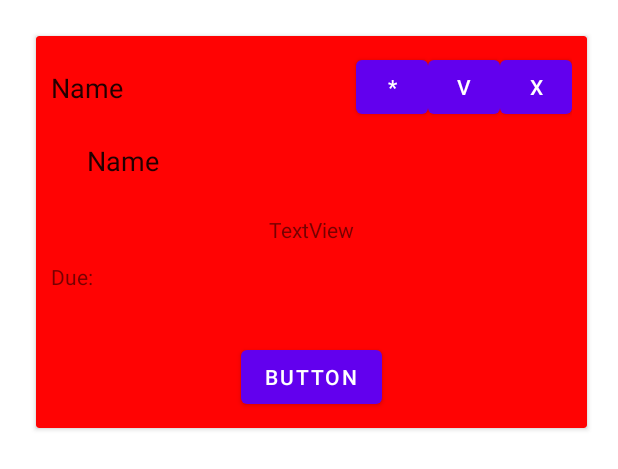
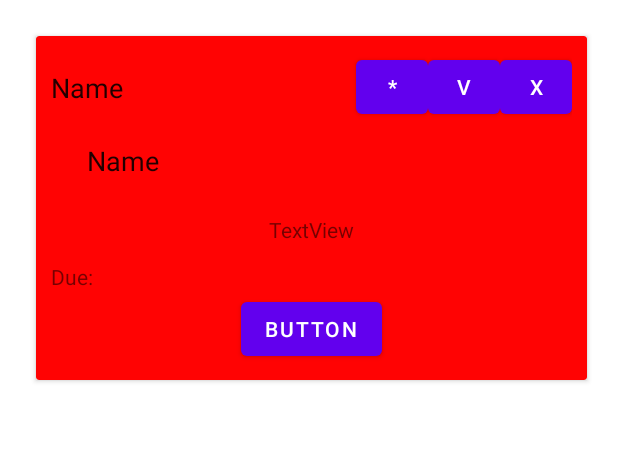
Before and after one commit to patrykdziurkowski/ToDoAndroid, an Android app: the layout frame_task.xml on its own in the app's theme, with its tools: preview values and no code run, on a phone screen of 412 x 824 dp. Shown: the top 469 px of the screen. Run offline under Robolectric (Android 15) with nearby library versions, the phone set to English and light mode, and no system bars.

Commit message:
Added the option to collapse attachment section

```diff
--- a/src/app/src/main/java/com/example/todoandroid/ui/tasks/TasksAdapter.java
+++ b/src/app/src/main/java/com/example/todoandroid/ui/tasks/TasksAdapter.java
@@ -192,6 +192,16 @@ public class TasksAdapter extends RecyclerView.Adapter<TasksAdapter.TaskHolder>
                 if (descriptionClickListener == null) return;
                 descriptionClickListener.onClick(view, getAdapterPosition());
             });
+
+            binding.taskCollapseAttachments.setOnClickListener((view) -> {
+                int visibility = binding.taskAttachmentsContainer.getVisibility();
+
+                if (visibility == View.GONE) {
+                    binding.taskAttachmentsContainer.setVisibility(View.VISIBLE);
+                } else {
+                    binding.taskAttachmentsContainer.setVisibility(View.GONE);
+                }
+            });
         }
 
         public void setCompleted(boolean completed) {
--- a/src/app/src/main/java/com/example/todoandroid/ui/tasks/TasksFragment.java
+++ b/src/app/src/main/java/com/example/todoandroid/ui/tasks/TasksFragment.java
@@ -28,7 +28,6 @@ import com.example.todoandroid.databinding.FragmentTasksBinding;
 import com.example.todoandroid.viewmodel.TasksViewModel;
 
 import java.util.Calendar;
-import java.util.Optional;
 
 import dagger.hilt.android.AndroidEntryPoint;
 
@@ -36,7 +35,6 @@ import dagger.hilt.android.AndroidEntryPoint;
 public class TasksFragment extends Fragment {
     private FragmentTasksBinding binding;
     private TasksViewModel viewModel;
-    private final BaseActivityResult<Intent, ActivityResult> activityLauncher = BaseActivityResult.registerActivityForResult(this);
 
     public View onCreateView(@NonNull LayoutInflater inflater,
                              ViewGroup container, Bundle savedInstanceState) {
--- a/src/app/src/main/res/layout/frame_task.xml
+++ b/src/app/src/main/res/layout/frame_task.xml
@@ -112,7 +112,28 @@
                     android:focusable="false"
                     android:focusableInTouchMode="false"
                     android:inputType="date" />
+
             </LinearLayout>
+
+            <Button
+                android:id="@+id/task_collapse_attachments"
+                android:layout_width="wrap_content"
+                android:layout_height="wrap_content"
+                android:text="Button"
+                app:layout_constraintEnd_toEndOf="parent"
+                app:layout_constraintStart_toStartOf="parent"
+                app:layout_constraintTop_toBottomOf="@+id/task_deadline_container" />
+
+            <LinearLayout
+                android:id="@+id/task_attachments_container"
+                android:layout_width="match_parent"
+                android:layout_height="wrap_content"
+                android:gravity="center"
+                android:orientation="vertical"
+                android:visibility="gone"
+                app:layout_constraintEnd_toEndOf="parent"
+                app:layout_constraintStart_toStartOf="parent"
+                app:layout_constraintTop_toBottomOf="@+id/task_collapse_attachments">
 
                 <androidx.recyclerview.widget.RecyclerView
                     android:id="@+id/task_attachments"
@@ -121,19 +142,14 @@
                     android:layout_marginStart="48dp"
                     android:layout_marginTop="32dp"
                     android:layout_marginEnd="48dp"
-                android:padding="0dp"
-                app:layout_constraintEnd_toEndOf="parent"
-                app:layout_constraintStart_toStartOf="parent"
-                app:layout_constraintTop_toBottomOf="@+id/task_deadline_container" />
+                    android:padding="0dp" />
 
                 <Button
                     android:id="@+id/task_add_attachment"
                     android:layout_width="wrap_content"
                     android:layout_height="wrap_content"
-                android:text="Button"
-                app:layout_constraintEnd_toEndOf="parent"
-                app:layout_constraintStart_toStartOf="parent"
-                app:layout_constraintTop_toBottomOf="@+id/task_attachments" />
+                    android:text="Button" />
+            </LinearLayout>
 
         </androidx.constraintlayout.widget.ConstraintLayout>
     </androidx.cardview.widget.CardView>
```
Lines whose indentation alone changed are shown as unchanged.
